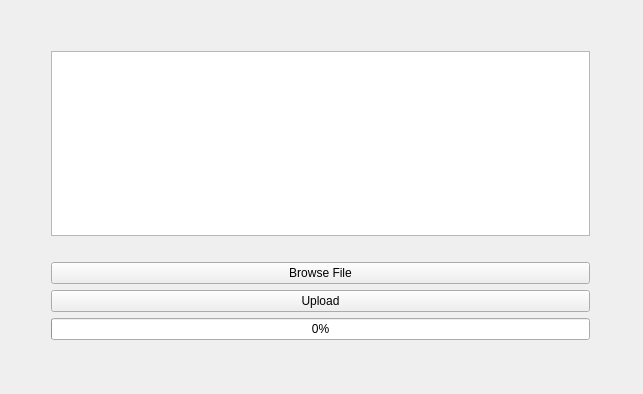
Above: src/mainwindow.ui from astimanuka/LoaderQt before the change. Below: the same form after it.
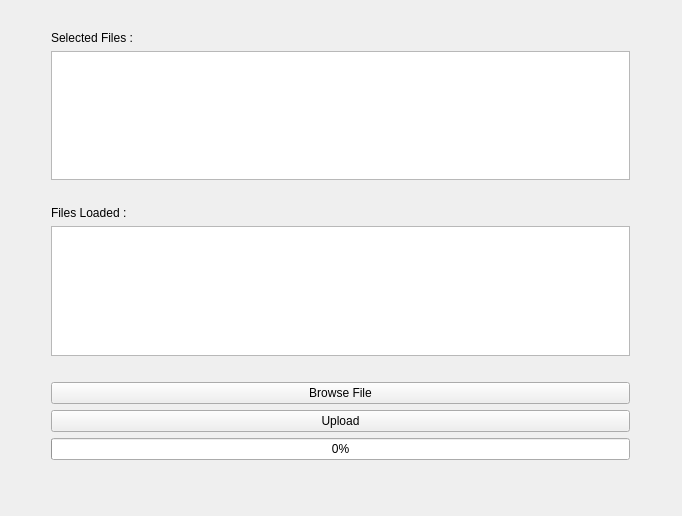
That is the form after the change.

The edit to the form file:
```diff
--- a/src/mainwindow.ui
+++ b/src/mainwindow.ui
@@ -6,28 +6,28 @@
    <rect>
     <x>0</x>
     <y>0</y>
-    <width>643</width>
-    <height>394</height>
+    <width>682</width>
+    <height>516</height>
    </rect>
   </property>
   <property name="windowTitle">
    <string>MainWindow</string>
   </property>
   <widget class="QWidget" name="centralWidget">
-   <widget class="QWidget" name="">
+   <widget class="QWidget" name="layoutWidget">
     <property name="geometry">
      <rect>
       <x>40</x>
       <y>20</y>
-      <width>561</width>
-      <height>331</height>
+      <width>601</width>
+      <height>451</height>
      </rect>
     </property>
     <layout class="QVBoxLayout" name="verticalLayout">
      <item>
       <widget class="QLabel" name="fileName">
        <property name="text">
-        <string/>
+        <string>Selected Files :</string>
        </property>
       </widget>
      </item>
@@ -35,7 +35,24 @@
       <widget class="QTextBrowser" name="textBrowser"/>
      </item>
      <item>
-      <widget class="QLabel" name="fileAddress">
+      <widget class="QLabel" name="totalFileSize">
+       <property name="text">
+        <string/>
+       </property>
+      </widget>
+     </item>
+     <item>
+      <widget class="QLabel" name="filesLoaded">
+       <property name="text">
+        <string>Files Loaded :</string>
+       </property>
+      </widget>
+     </item>
+     <item>
+      <widget class="QTextBrowser" name="loadedFilesBrowser"/>
+     </item>
+     <item>
+      <widget class="QLabel" name="totalFileSizeLoaded">
        <property name="text">
         <string/>
        </property>
```
Left out of the diff: 4 changed lines with no effect on the pictures.
